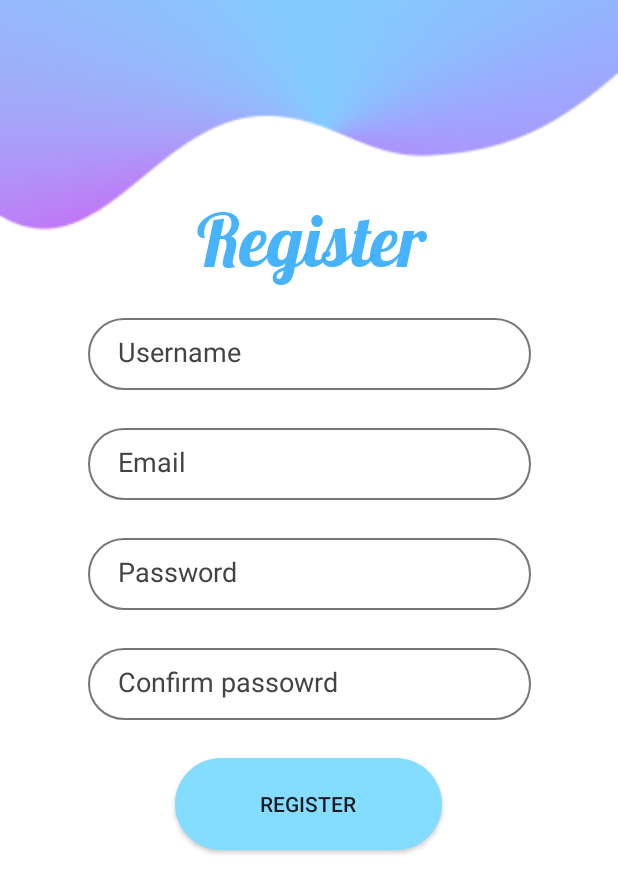
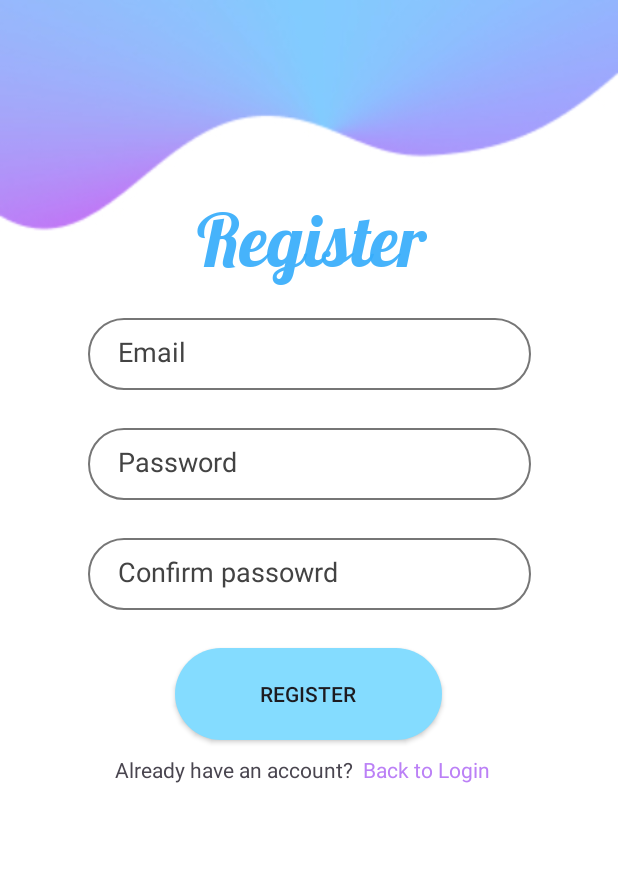
Before and after one commit to Sayoo123/Stuacademics, an Android app: the screen it shows after launch (Registeration), after a tap on "Signup", on a phone screen of 412 x 824 dp. Shown: the top 893 px of the screen. Run offline under Robolectric (Android 15) with nearby library versions, the phone set to English and light mode, and no system bars; our stand-ins replace Firebase (no records; nobody signed in at launch, a user with empty details on screens opened directly); 1 other tap on this screen came first.

Commit message:
login and register successful

```diff
--- a/app/src/main/java/com/example/stuacademics/Login.java
+++ b/app/src/main/java/com/example/stuacademics/Login.java
@@ -1,28 +1,97 @@
 package com.example.stuacademics;
 
+import androidx.annotation.NonNull;
 import androidx.appcompat.app.AppCompatActivity;
 import androidx.core.view.WindowCompat;
 
 import android.content.Intent;
 import android.os.Build;
 import android.os.Bundle;
+import android.text.TextUtils;
 import android.view.View;
+import android.widget.Button;
+import android.widget.EditText;
+import android.widget.ProgressBar;
 import android.widget.TextView;
+import android.widget.Toast;
+
+import com.google.android.gms.tasks.OnCompleteListener;
+import com.google.android.gms.tasks.Task;
+import com.google.firebase.auth.AuthResult;
+import com.google.firebase.auth.FirebaseAuth;
+import com.google.firebase.auth.FirebaseUser;
+import com.google.firebase.ktx.Firebase;
 
 public class Login extends AppCompatActivity {
-
+EditText email,password;
+ProgressBar bar;
+Button logintomain;
+FirebaseAuth mAuth;
+//    @Override
+//    public void onStart() {
+//        super.onStart();
+//        // Check if user is signed in (non-null) and update UI accordingly.
+//        FirebaseUser currentUser = mAuth.getCurrentUser();
+//        if(currentUser != null){
+//            startActivity(new Intent(Login.this, MainActivity.class));
+//        }
+//    }
     @Override
     protected void onCreate(Bundle savedInstanceState) {
         super.onCreate(savedInstanceState);
         setContentView(R.layout.activity_login2);
         WindowCompat.setDecorFitsSystemWindows(getWindow(), false);
         TextView reg=findViewById(R.id.Signup);
+        email=findViewById(R.id.Loginemail);
+        password=findViewById(R.id.Loginpassword);
+        bar=findViewById(R.id.progress_bar);
+        logintomain=findViewById(R.id.Login);
+        mAuth=FirebaseAuth.getInstance();
         reg.setOnClickListener(new View.OnClickListener() {
             @Override
             public void onClick(View v) {
                 startActivity(new Intent(Login.this, Registeration.class));
             }
         });
+        logintomain.setOnClickListener(new View.OnClickListener() {
+            @Override
+            public void onClick(View v) {
+                bar.setVisibility(View.VISIBLE);
+                String emailauth,passwordauth;
+                emailauth=String.valueOf(email.getText());
+                passwordauth=String.valueOf(password.getText());
+
+                if(TextUtils.isEmpty(emailauth))
+                {
+                    Toast.makeText(Login.this,"Fill Email field",Toast.LENGTH_SHORT).show();
+                    return;
+                }
+                if(TextUtils.isEmpty(passwordauth))
+                {
+                    Toast.makeText(Login.this,"Fill Password field",Toast.LENGTH_SHORT).show();
+                    return;
+                }
+
+                mAuth.signInWithEmailAndPassword(emailauth, passwordauth)
+                        .addOnCompleteListener(new OnCompleteListener<AuthResult>() {
+                            @Override
+                            public void onComplete(@NonNull Task<AuthResult> task) {
+                                bar.setVisibility(View.GONE);
+                                if (task.isSuccessful()) {
+                                    Toast.makeText(Login.this, "LOGGED IN",Toast.LENGTH_SHORT).show();
+                                    startActivity(new Intent(Login.this, MainActivity.class));
+
+                                } else {
+                                    // If sign in fails, display a message to the user.
+
+                                    Toast.makeText(Login.this, "LOGIN FAILED",
+                                            Toast.LENGTH_SHORT).show();
+
+                                }
+                            }
+                        });
+            }
+        });
     }
 
 }
--- a/app/src/main/java/com/example/stuacademics/Registeration.java
+++ b/app/src/main/java/com/example/stuacademics/Registeration.java
@@ -1,16 +1,93 @@
 package com.example.stuacademics;
 
+import static android.content.ContentValues.TAG;
+
+import androidx.annotation.NonNull;
 import androidx.appcompat.app.AppCompatActivity;
 import androidx.core.view.WindowCompat;
 
+import android.content.Intent;
 import android.os.Bundle;
+import android.text.TextUtils;
+import android.util.Log;
+import android.view.View;
+import android.widget.Button;
+import android.widget.EditText;
+import android.widget.ProgressBar;
+import android.widget.TextView;
+import android.widget.Toast;
+
+import com.google.android.gms.tasks.OnCompleteListener;
+import com.google.android.gms.tasks.Task;
+import com.google.firebase.auth.AuthResult;
+import com.google.firebase.auth.FirebaseAuth;
 
 public class Registeration extends AppCompatActivity {
-
+    EditText email,password,confirm_password;
+    Button register;
+    ProgressBar bar;
+    FirebaseAuth mAuth;
     @Override
     protected void onCreate(Bundle savedInstanceState) {
         super.onCreate(savedInstanceState);
         setContentView(R.layout.activity_registeration);
+        email=findViewById(R.id.Register_email);
+        password=findViewById(R.id.Register_password);
+        confirm_password=findViewById(R.id.Register_confirmpassword);
+        register=findViewById(R.id.Register);
+        mAuth= FirebaseAuth.getInstance();
+        bar=findViewById(R.id.progress_bar);
         WindowCompat.setDecorFitsSystemWindows(getWindow(), false);
+        TextView tologin=findViewById(R.id.backtologin);
+        tologin.setOnClickListener(new View.OnClickListener() {
+            @Override
+            public void onClick(View v) {
+                startActivity(new Intent(Registeration.this, Login.class));
+            }
+        });
+
+        register.setOnClickListener(new View.OnClickListener() {
+            @Override
+            public void onClick(View v) {
+                bar.setVisibility(View.VISIBLE);
+                String emailauth,passwordauth,cr_password_auth;
+                emailauth=String.valueOf(email.getText());
+                passwordauth=String.valueOf(password.getText());
+                cr_password_auth=String.valueOf(confirm_password.getText());
+                System.out.println(emailauth+passwordauth+cr_password_auth);
+                if(TextUtils.isEmpty(emailauth))
+                {
+                    Toast.makeText(Registeration.this,"Fill Email field",Toast.LENGTH_SHORT).show();
+                    return;
+                }
+                if(TextUtils.isEmpty(passwordauth))
+                {
+                    Toast.makeText(Registeration.this,"Fill Password field",Toast.LENGTH_SHORT).show();
+                    return;
+                }
+                if(!(passwordauth.equals(cr_password_auth)))
+                {
+                    Toast.makeText(Registeration.this,"Password mismatch",Toast.LENGTH_SHORT).show();
+                    return;
+                }
+                mAuth.createUserWithEmailAndPassword(emailauth, passwordauth)
+                        .addOnCompleteListener(new OnCompleteListener<AuthResult>() {
+                            @Override
+                            public void onComplete(@NonNull Task<AuthResult> task) {
+                                bar.setVisibility(View.GONE);
+                                if (task.isSuccessful()) {
+                                    Toast.makeText(Registeration.this, "Registered Successfully.",Toast.LENGTH_SHORT).show();
+                                    startActivity(new Intent(Registeration.this, Login.class));
+                                } else {
+                                    // If sign in fails, display a message to the user.
+                                    Toast.makeText(Registeration.this, "Authentication failed.",
+                                            Toast.LENGTH_SHORT).show();
+                                }
+                            }
+                        });
+            }
+        });
+
+
     }
 }
--- a/app/src/main/res/layout/activity_registeration.xml
+++ b/app/src/main/res/layout/activity_registeration.xml
@@ -35,20 +35,6 @@
         app:layout_constraintStart_toStartOf="parent"
         app:layout_constraintTop_toTopOf="parent"
         app:layout_constraintVertical_bias="0.778">
-
-        <EditText
-            android:id="@+id/Register_username"
-            android:layout_width="295dp"
-            android:layout_height="wrap_content"
-            android:layout_marginBottom="25dp"
-            android:background="@drawable/input_bg"
-            android:ems="10"
-            android:hint="Username"
-            android:inputType="text"
-            android:paddingLeft="20dp"
-            android:paddingTop="10dp"
-            android:paddingBottom="13dp"
-            android:textColorHint="#434343" />
 
         <EditText
             android:id="@+id/Register_email"
@@ -97,8 +83,38 @@
             android:layout_width="178dp"
             android:layout_height="61dp"
             android:layout_marginLeft="58dp"
+            android:layout_marginBottom="10dp"
             android:background="@drawable/login_button_color"
             android:text="Register" />
+
+        <LinearLayout
+            android:layout_width="293dp"
+            android:layout_height="50dp"
+            android:layout_marginLeft="18dp"
+            android:orientation="horizontal">
+
+            <TextView
+                android:id="@+id/textView5"
+                android:layout_width="122dp"
+                android:layout_height="32dp"
+                android:layout_weight="1"
+                android:text="Already have an account?" />
+
+            <TextView
+                android:id="@+id/backtologin"
+                android:layout_width="wrap_content"
+                android:layout_height="34dp"
+                android:layout_weight="1"
+                android:text="Back to Login"
+                android:textColor="#BB80F6"
+                android:textColorLink="#673AB7" />
+            <ProgressBar
+                android:id="@+id/progress_bar"
+                android:visibility="gone"
+                android:layout_width="wrap_content"
+                android:layout_height="wrap_content"/>
+        </LinearLayout>
+
     </LinearLayout>
 
 </androidx.constraintlayout.widget.ConstraintLayout>
--- a/build.gradle
+++ b/build.gradle
@@ -1,4 +1,8 @@
-// Top-level build file where you can add configuration options common to all sub-projects/modules.
+buildscript {
+    dependencies {
+        classpath 'com.google.gms:google-services:4.3.15'
+    }
+}// Top-level build file where you can add configuration options common to all sub-projects/modules.
 plugins {
     id 'com.android.application' version '8.0.2' apply false
     id 'com.android.library' version '8.0.2' apply false
--- a/gradle.properties
+++ b/gradle.properties
@@ -6,7 +6,7 @@
 # http://www.gradle.org/docs/current/userguide/build_environment.html
 # Specifies the JVM arguments used for the daemon process.
 # The setting is particularly useful for tweaking memory settings.
-org.gradle.jvmargs=-Xmx2048m -Dfile.encoding=UTF-8
+org.gradle.jvmargs=-Xmx4608m -Dfile.encoding=UTF-8
 # When configured, Gradle will run in incubating parallel mode.
 # This option should only be used with decoupled projects. More details, visit
 # http://www.gradle.org/docs/current/userguide/multi_project_builds.html#sec:decoupled_projects
@@ -19,3 +19,4 @@ android.useAndroidX=true
 # resources declared in the library itself and none from the library's dependencies,
 # thereby reducing the size of the R class for that library
 android.nonTransitiveRClass=true
+android.enableJetifier=true
```
Also changed, not shown: app/build.gradle (+5 -2 lines), app/src/main/res/layout/activity_login2.xml (+12 -6 lines), 1 other file.
